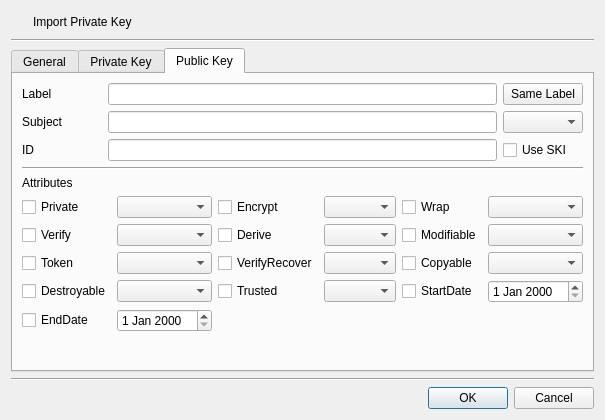
This is CryptokiMan/import_pri_key_dlg.ui in jykim74/CryptokiMan as Qt 5 draws it before an edit. The edited form follows.
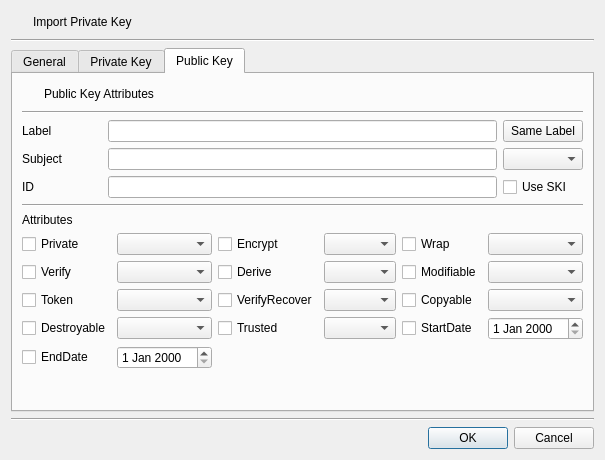
This is the edited form. The open tabs and pages were chosen to show the change. Icons and pictures are not drawn.

The edit to the form file:
```diff
--- a/CryptokiMan/import_pri_key_dlg.ui
+++ b/CryptokiMan/import_pri_key_dlg.ui
@@ -7,7 +7,7 @@
     <x>0</x>
     <y>0</y>
     <width>583</width>
-    <height>394</height>
+    <height>460</height>
    </rect>
   </property>
   <property name="windowTitle">
@@ -721,6 +721,50 @@
        <string>Public Key</string>
       </attribute>
       <layout class="QVBoxLayout" name="verticalLayout_4">
+       <item>
+        <layout class="QGridLayout" name="gridLayout_12">
+         <item row="0" column="0">
+          <widget class="QPushButton" name="pushButton_3">
+           <property name="minimumSize">
+            <size>
+             <width>16</width>
+             <height>0</height>
+            </size>
+           </property>
+           <property name="maximumSize">
+            <size>
+             <width>16</width>
+             <height>16777215</height>
+            </size>
+           </property>
+           <property name="text">
+            <string/>
+           </property>
+           <property name="icon">
+            <iconset resource="cryptokiman.qrc">
+             <normaloff>:/images/pubkey.png</normaloff>:/images/pubkey.png</iconset>
+           </property>
+           <property name="flat">
+            <bool>true</bool>
+           </property>
+          </widget>
+         </item>
+         <item row="0" column="1">
+          <widget class="QLabel" name="label_17">
+           <property name="text">
+            <string>Public Key Attributes</string>
+           </property>
+          </widget>
+         </item>
+        </layout>
+       </item>
+       <item>
+        <widget class="Line" name="line_9">
+         <property name="orientation">
+          <enum>Qt::Horizontal</enum>
+         </property>
+        </widget>
+       </item>
        <item>
         <layout class="QGridLayout" name="gridLayout_3">
          <property name="topMargin">
```
Left out of the diff: 46 changed lines with no effect on the pictures.
